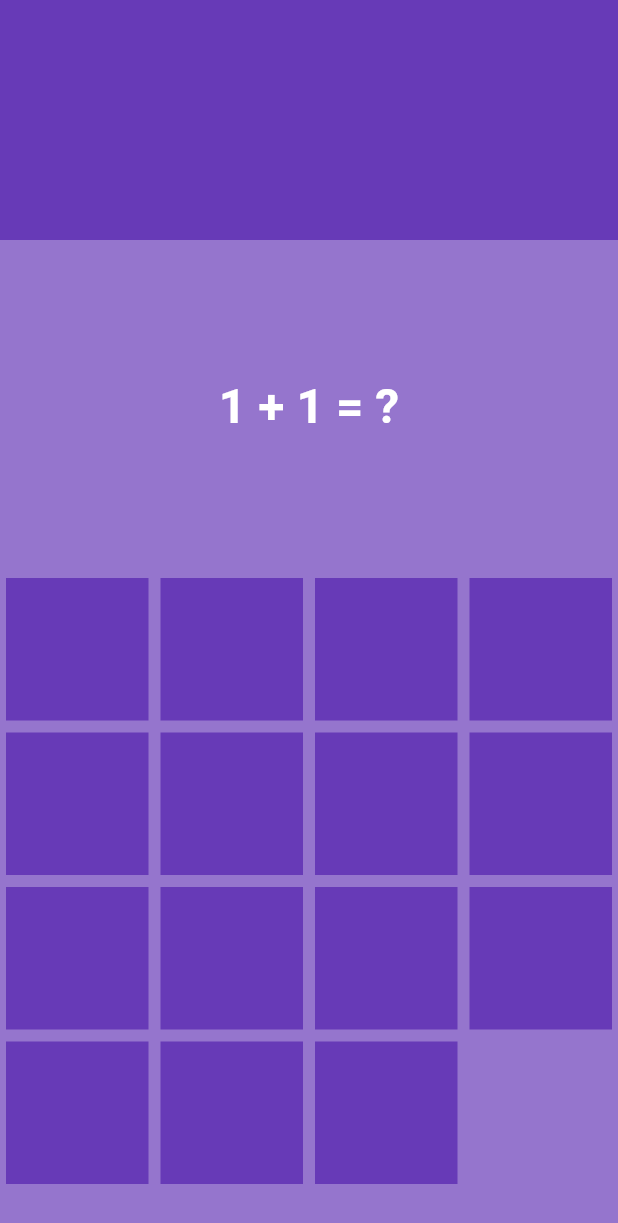
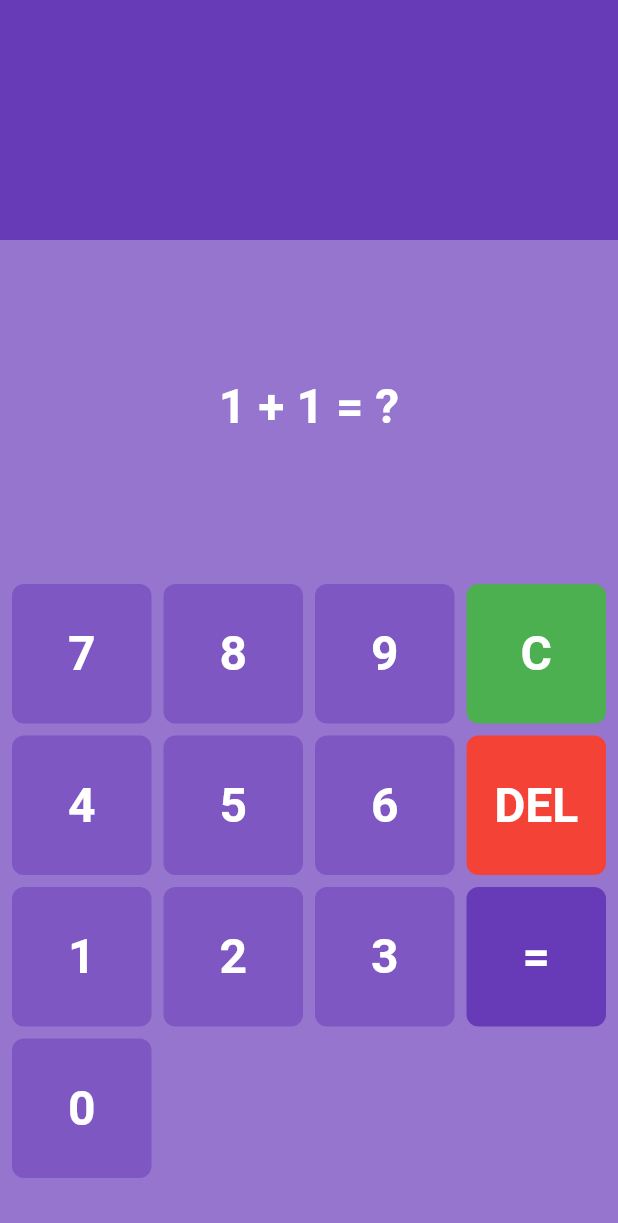
Before and after one commit to ahmedalgzery/Math-Game-App, a Flutter app: the screen it shows after launch, on a phone screen of 412 x 824 dp. Shown: the top 1223 px of the screen. Run offline on Flutter 3.47's test engine with Material 2 defaults, Android fonts, the phone set to English and light mode, and no system bars.

Commit message:
number keyboard done

```diff
--- a/lib/pages/home_page.dart
+++ b/lib/pages/home_page.dart
@@ -1,5 +1,6 @@
 import 'package:flutter/material.dart';
 import 'package:mathgame/const.dart';
+import 'package:mathgame/utils/widgets/custom_button.dart';
 
 class HomePage extends StatefulWidget {
   const HomePage({super.key});
@@ -34,16 +35,17 @@ class _HomePageState extends State<HomePage> {
           //section3
           Expanded(
             flex: 2,
-            child: GridView.builder(
-                itemCount: 15,
-                gridDelegate: const SliverGridDelegateWithFixedCrossAxisCount(
-                    crossAxisCount: 4),
-                itemBuilder: (context, index) => Padding(
-                      padding: const EdgeInsets.all(4),
-                      child: Container(
-                        color: Colors.deepPurple,
-                      ),
-                    )),
+            child: Padding(
+              padding: const EdgeInsets.all(4.0),
+              child: GridView.builder(
+                  itemCount: numberPad.length,
+                  physics: const NeverScrollableScrollPhysics(),
+                  gridDelegate: const SliverGridDelegateWithFixedCrossAxisCount(
+                      crossAxisCount: 4),
+                  itemBuilder: (context, index) => CustomButton(
+                        number: numberPad[index],
+                      )),
+            ),
           ),
         ],
       ),
--- /dev/null
+++ b/lib/utils/widgets/custom_button.dart
@@ -0,0 +1,38 @@
+// ignore_for_file: public_member_api_docs, sort_constructors_first, must_be_immutable
+import 'package:flutter/material.dart';
+
+import 'package:mathgame/const.dart';
+
+class CustomButton extends StatelessWidget {
+  CustomButton({
+    Key? key,
+    required this.number,
+  }) : super(key: key);
+  final String number;
+  Color? btColor = Colors.deepPurple[400];
+  @override
+  Widget build(BuildContext context) {
+    if (number == 'C') {
+      btColor = Colors.green;
+    } else if (number == 'DEL') {
+      btColor = Colors.red;
+    } else if (number == '=') {
+      btColor = Colors.deepPurple;
+    }
+    return Padding(
+      padding: const EdgeInsets.all(4),
+      child: Container(
+        decoration: BoxDecoration(
+          borderRadius: BorderRadius.circular(8),
+          color: btColor,
+        ),
+        child: Center(
+          child: Text(
+            number,
+            style: whiteTextStyle,
+          ),
+        ),
+      ),
+    );
+  }
+}
```
